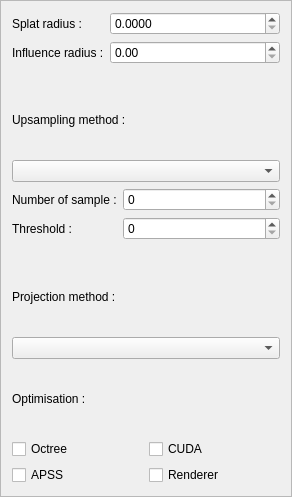
This is Plugins/PointyCloud/src/UI/PointyCloudUI.ui in ChristopheClaustre/Radium-Engine as Qt 5 draws it before an edit. The edited form follows.
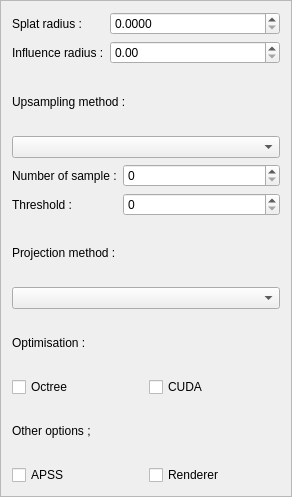
This is the edited form.

Patch:
```diff
--- a/Plugins/PointyCloud/src/UI/PointyCloudUI.ui
+++ b/Plugins/PointyCloud/src/UI/PointyCloudUI.ui
@@ -237,6 +237,13 @@
      </item>
     </layout>
    </item>
+   <item>
+    <widget class="QLabel" name="label">
+     <property name="text">
+      <string>Other options ;</string>
+     </property>
+    </widget>
+   </item>
    <item>
     <layout class="QHBoxLayout" name="horizontalLayout_2">
      <item>
```
